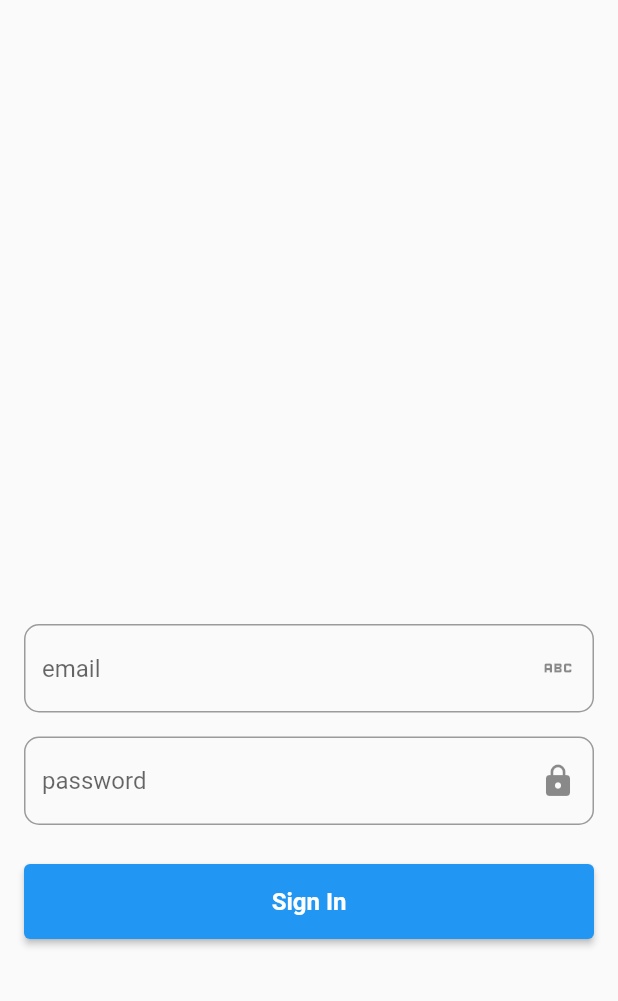
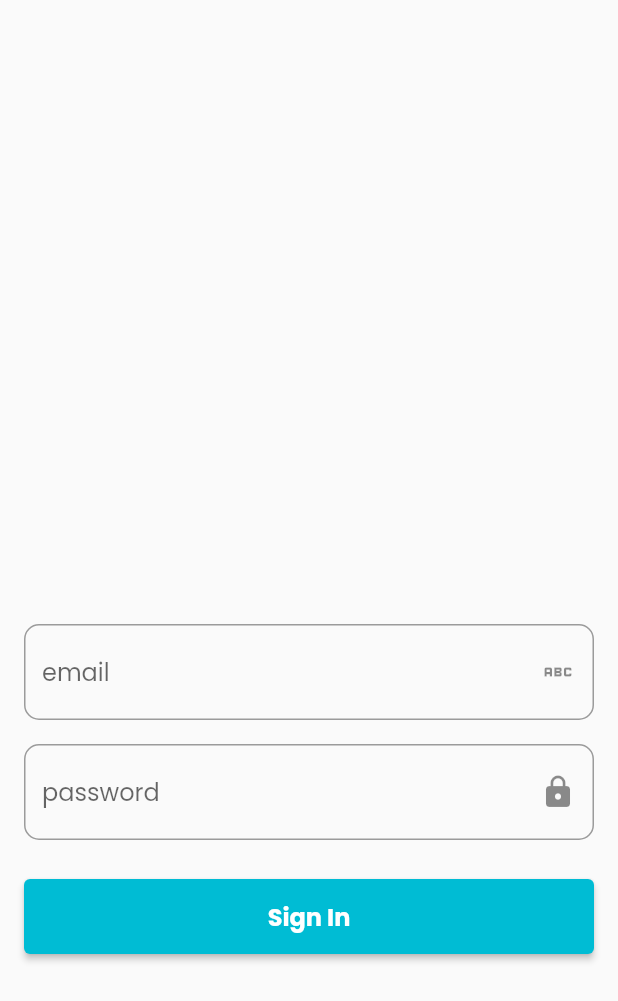
Before and after one commit to mpratama17/doaharian-app, a Flutter app: the screen it shows after launch, on a phone screen of 412 x 824 dp. Shown: the top 1001 px of the screen. Run offline on Flutter 3.47's test engine with Material 2 defaults, Android fonts, the phone set to English and light mode, and no system bars; our stand-ins replace cloud_firestore, firebase_auth, firebase_core, google_fonts; accounts and stored records are empty.

Commit message:
no change

```diff
--- a/lib/main.dart
+++ b/lib/main.dart
@@ -1,11 +1,23 @@
 import 'package:flutter/material.dart';
+import 'package:tes/custom_widgets/navigation_bar.dart';
+import 'package:tes/view/detail_baru.dart';
 import 'package:tes/view/login.dart';
+import 'package:tes/view/signup.dart';
+import 'package:google_fonts/google_fonts.dart';
+import 'package:cloud_firestore/cloud_firestore.dart';
+import 'package:firebase_core/firebase_core.dart';
+import 'package:flutter/src/widgets/framework.dart';
 
 import 'view/home.dart';
 
-void main() {
+Future main() async {
+  WidgetsFlutterBinding.ensureInitialized();
+  await Firebase.initializeApp();
   runApp(const MyApp());
 }
+// void main() {
+//   runApp(const MyApp());
+// }
 
 class MyApp extends StatelessWidget {
   const MyApp({super.key});
@@ -14,9 +26,10 @@ class MyApp extends StatelessWidget {
   Widget build(BuildContext context) {
     return MaterialApp(
       debugShowCheckedModeBanner: false,
-      title: 'Flutter Demo',
+      title: 'Doa Harian',
       theme: ThemeData(
-        primarySwatch: Colors.blue,
+        primarySwatch: Colors.cyan,
+        fontFamily: GoogleFonts.poppins().fontFamily,
       ),
       home: LoginScreen(),
     );
```
